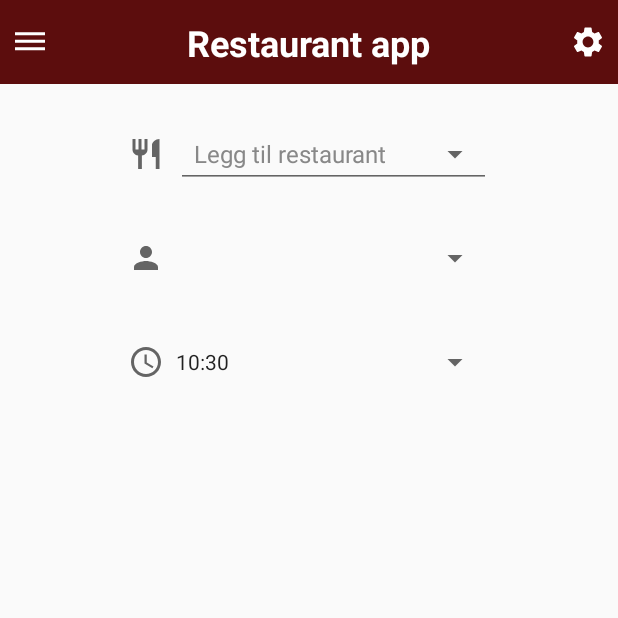
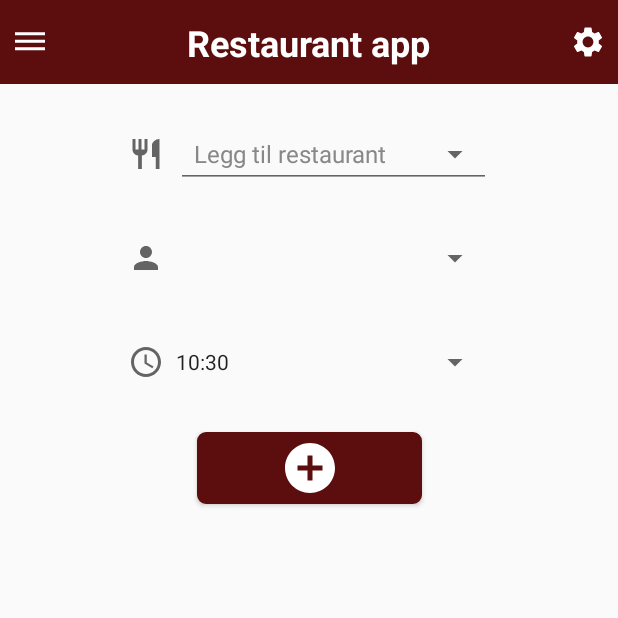
Before and after one commit to WilliamNerem/ApputviklingMappe2, an Android app: the BestillBord screen opened directly, with no data from a screen before it, on a phone screen of 412 x 824 dp, the top half of it. Run offline under Robolectric (Android 15) with nearby library versions, the phone set to English and light mode, and no system bars.

Commit message:
Auto stash before merge of "master" and "origin/master"

```diff
--- a/ApputviklingMappe2/app/src/main/java/com/example/apputviklingmappe2/Restauranter.java
+++ b/ApputviklingMappe2/app/src/main/java/com/example/apputviklingmappe2/Restauranter.java
@@ -100,7 +100,6 @@ public class Restauranter extends AppCompatActivity {
 
     public void addinDB(View v) {
         Restaurant restaurant = new Restaurant(namein.getText().toString(), adressin.getText().toString(), phonein.getText().toString(), typein.getSelectedItem().toString());
-        System.out.println(typein.toString());
         db.addRestaurant(restaurant);
         Log.d("Legg inn: ", "legger til restauranter");
         namein.setText("");
--- a/ApputviklingMappe2/app/src/main/res/layout/bestill_bord.xml
+++ b/ApputviklingMappe2/app/src/main/res/layout/bestill_bord.xml
@@ -118,6 +118,19 @@
 
     </androidx.constraintlayout.widget.ConstraintLayout>
 
+    <ImageButton
+        android:id="@+id/addOrder"
+        android:onClick="addinDB"
+        style="@style/Widget.AppCompat.Button.Colored"
+        android:layout_width="150dp"
+        android:layout_height="wrap_content"
+        android:layout_marginTop="24dp"
+        android:src="@drawable/ic_baseline_add_circle_24"
+        android:background="@drawable/button_rounded_corners"
+        app:layout_constraintEnd_toEndOf="parent"
+        app:layout_constraintStart_toStartOf="parent"
+        app:layout_constraintTop_toBottomOf="@+id/constChooseTime" />
+
 
 
 </androidx.constraintlayout.widget.ConstraintLayout>
```
Also changed, not shown: ApputviklingMappe2/app/src/main/java/com/example/apputviklingmappe2/BestillBord.java (+15 -1 lines), ApputviklingMappe2/app/src/main/java/com/example/apputviklingmappe2/Bestilling.java (added, +55 -0 lines), ApputviklingMappe2/app/src/main/java/com/example/apputviklingmappe2/DBHandler.java (+21 -1 lines).
